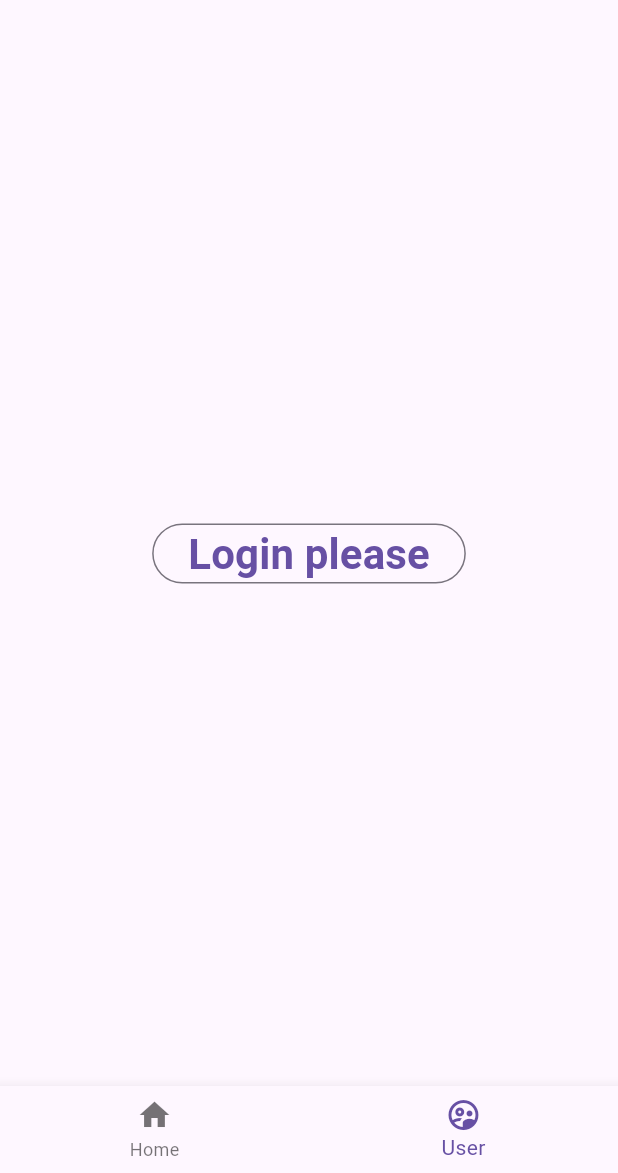
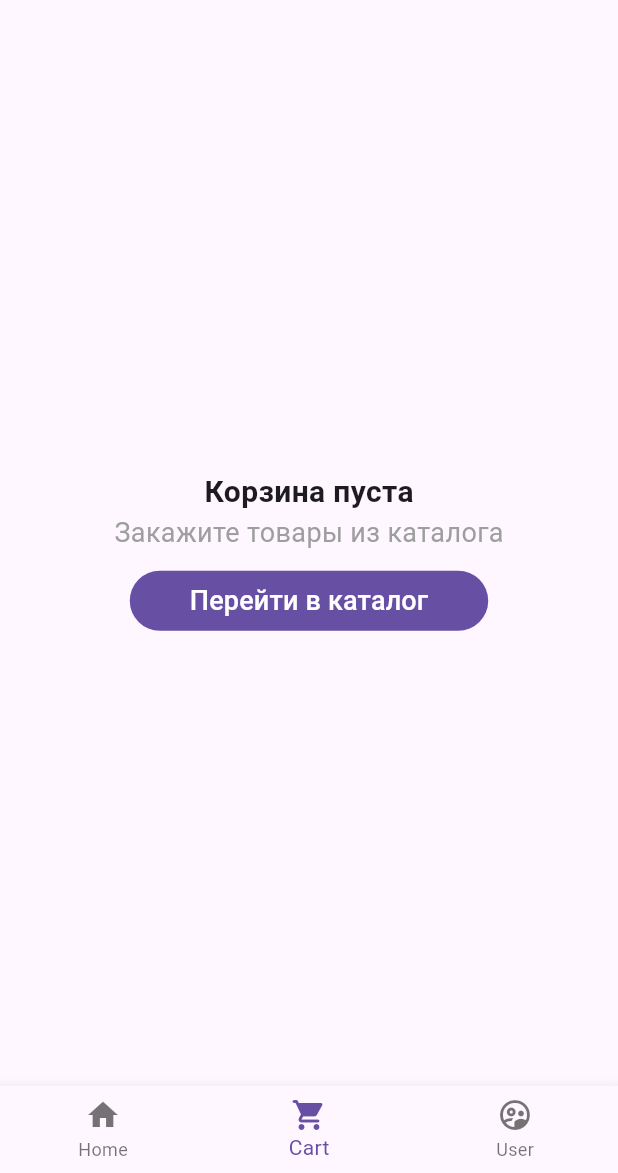
Before and after one commit to FedorzhyveL/by_brand, a Flutter app: the screen it shows after launch, item 2 of the bottom bar chosen, on a phone screen of 412 x 824 dp, the part 63-1236 px from its top. Run offline on Flutter 3.47's test engine with Material 3 defaults, Android fonts, the phone set to English and light mode, and no system bars; our stand-ins replace auto_route, bloc, cached_network_image, dio, equatable, flutter_bloc and 4 more; missing offline and left inert: dynamic_height_grid_view; generated files the repository leaves out were written again; network calls fail.

Commit message:
cart page added

```diff
--- /dev/null
+++ b/lib/presentation/cart_page/cart_page.dart
@@ -0,0 +1,51 @@
+import 'package:auto_route/auto_route.dart';
+import 'package:flutter/material.dart';
+import 'package:flutter_bloc/flutter_bloc.dart';
+
+@RoutePage()
+class CartPage extends StatefulWidget {
+  const CartPage({super.key});
+
+  @override
+  State<CartPage> createState() => _CartPageState();
+}
+
+class _CartPageState extends State<CartPage> {
+  @override
+  Widget build(BuildContext context) {
+    return Scaffold(
+      body: Center(
+        child: Column(
+          mainAxisAlignment: MainAxisAlignment.center,
+          children: [
+            const Text(
+              'Корзина пуста',
+              style: TextStyle(
+                fontWeight: FontWeight.bold,
+                fontSize: 20,
+              ),
+            ),
+            const Text(
+              'Закажите товары из каталога',
+              style: TextStyle(
+                color: Colors.grey,
+                fontSize: 18,
+              ),
+            ),
+            const SizedBox(height: 8),
+            FilledButton(
+              onPressed: () => AutoTabsRouter.of(context).setActiveIndex(0),
+              child: const Padding(
+                padding: EdgeInsets.symmetric(horizontal: 16),
+                child: Text(
+                  'Перейти в каталог',
+                  style: TextStyle(fontSize: 18),
+                ),
+              ),
+            ),
+          ],
+        ),
+      ),
+    );
+  }
+}
--- a/lib/presentation/main_screen/main_screen.dart
+++ b/lib/presentation/main_screen/main_screen.dart
@@ -29,6 +29,7 @@ class _MainScreenState extends State<MainScreen> {
       child: AutoTabsRouter(
         routes: const [
           HomeRoute(),
+          CartRoute(),
           ProfileRoute(),
         ],
         builder: (context, child) {
@@ -51,6 +52,10 @@ class _MainScreenState extends State<MainScreen> {
                   label: 'Home',
                 ),
                 BottomNavigationBarItem(
+                  icon: Icon(Icons.shopping_cart_rounded),
+                  label: 'Cart',
+                ),
+                BottomNavigationBarItem(
                   icon: Icon(Icons.supervised_user_circle_outlined),
                   label: 'User',
                 ),
--- a/lib/presentation/navigation/app_router.dart
+++ b/lib/presentation/navigation/app_router.dart
@@ -1,4 +1,5 @@
 import 'package:auto_route/auto_route.dart';
+import 'package:by_brand/presentation/cart_page/cart_page.dart';
 import 'package:by_brand/presentation/home_page/home_page.dart';
 import 'package:by_brand/presentation/home_page/product_datail_page.dart';
 import 'package:by_brand/presentation/home_page/product_overview_page.dart';
@@ -24,6 +25,7 @@ class AppRouter extends _$AppRouter {
                 AutoRoute(page: ProductDetailRoute.page),
               ],
             ),
+            AutoRoute(page: CartRoute.page),
             AutoRoute(page: ProfileRoute.page),
           ],
         ),
```
Also changed, not shown: lib/presentation/navigation/app_router.gr.dart.
